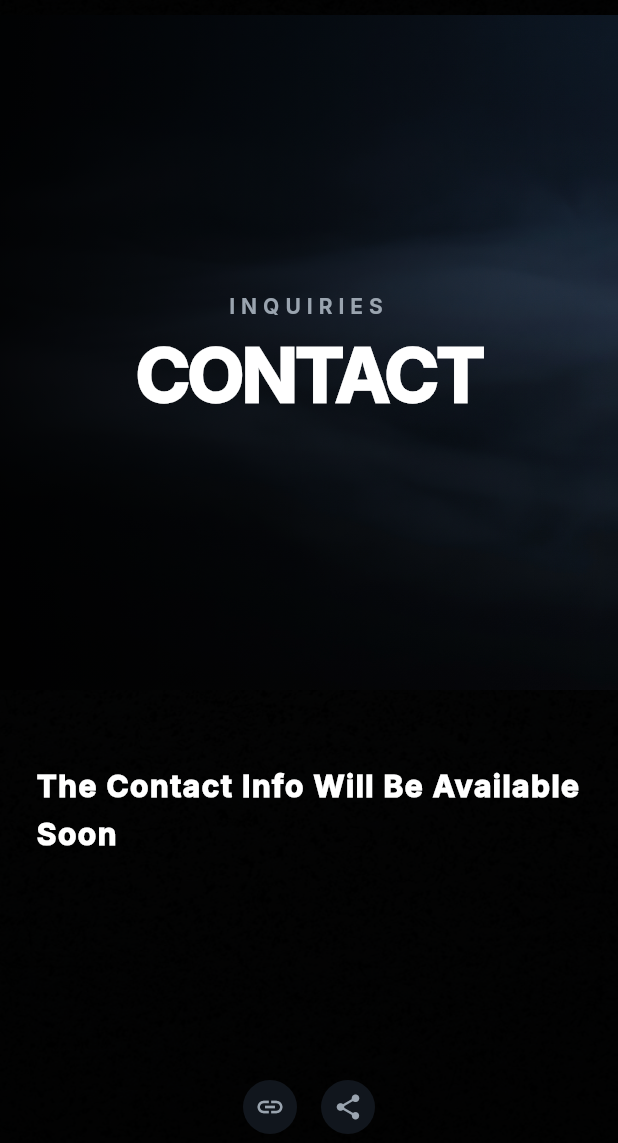
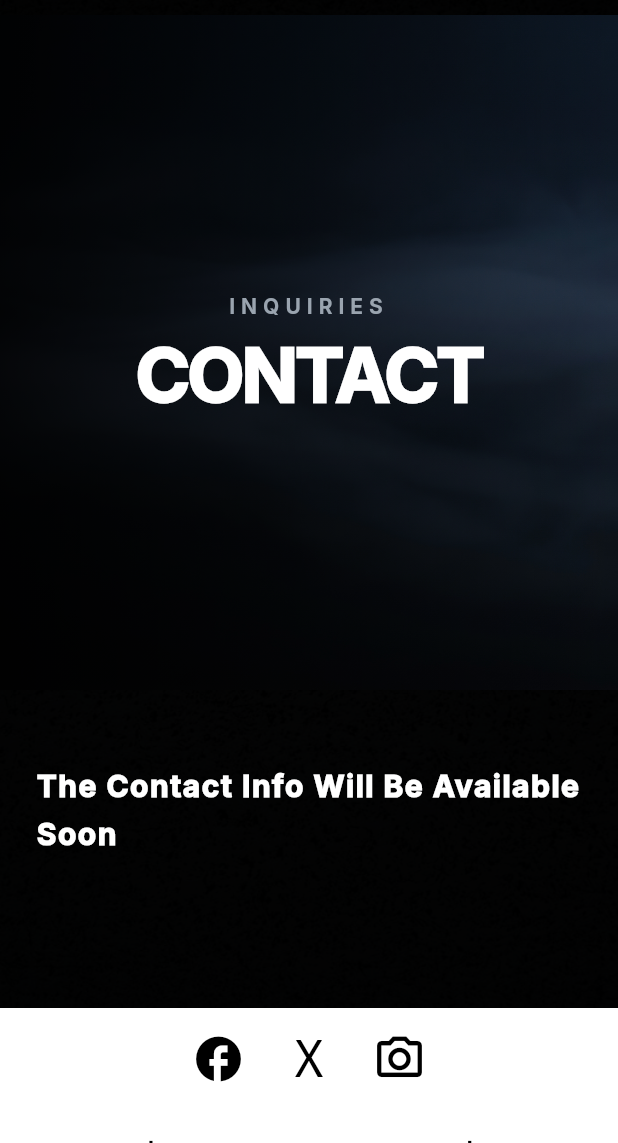
Before and after one commit to kirasimon565/blackmoon_web, a Flutter app: the ContactPage screen opened by its route, after a tap on the "menu" icon, after a tap on the "close" icon, on a phone screen of 412 x 824 dp, the part 93-1236 px from its top. Run offline on Flutter 3.47's test engine with Material 3 defaults, Android fonts, the phone set to English and light mode, and no system bars; our stand-ins replace go_router.

Commit message:
Update shared_footer.dart

```diff
--- a/lib/shared/widgets/shared_footer.dart
+++ b/lib/shared/widgets/shared_footer.dart
@@ -8,49 +8,101 @@ class SharedFooter extends StatelessWidget {
   Widget build(BuildContext context) {
     return SliverToBoxAdapter(
       child: Container(
-        padding: const EdgeInsets.symmetric(vertical: 48),
+        color: Colors.white, // This completes the illusion with the _FooterWave
+        padding: const EdgeInsets.only(top: 16, bottom: 64, left: 24, right: 24),
         child: Column(
           children: [
+            // Row 1: Big, bold social icons (Black on White)
             Row(
               mainAxisAlignment: MainAxisAlignment.center,
               children: [
-                // Minimal placeholder for social icons
-                _socialIcon(Icons.link),
-                const SizedBox(width: 16),
-                _socialIcon(Icons.share),
+                _socialIcon(Icons.facebook),
+                const SizedBox(width: 32),
+                _customTextIcon('X'), // Custom 'X' since it's not a standard Material Icon
+                const SizedBox(width: 32),
+                _socialIcon(Icons.camera_alt_outlined), // Closest native icon to Instagram
               ],
             ),
-            const SizedBox(height: 24),
+
+            const SizedBox(height: 32),
+
+            // Row 2: Pipeline separated links
             Wrap(
               alignment: WrapAlignment.center,
-              spacing: 24,
-              children: const [
-                Text('Terms', style: AppTextStyles.bodySecondary),
-                Text('Privacy', style: AppTextStyles.bodySecondary),
+              crossAxisAlignment: WrapCrossAlignment.center,
+              spacing: 8,
+              runSpacing: 12,
+              children: [
+                _footerLink('Home'),
+                _separator(),
+                _footerLink('Imprint & Privacy Policy'),
+                _separator(),
+                _footerLink('Press'),
               ],
             ),
-            const SizedBox(height: 24),
-            const Text(
-              '© BLACKMOON Studio',
-              style: AppTextStyles.bodySecondary,
-            ),
+
+            const SizedBox(height: 12),
+
+            // Row 3: Contact
+            _footerLink('Contact'),
           ],
         ),
       ),
     );
   }
 
+  // Large, high-contrast black icons
   Widget _socialIcon(IconData icon) {
-    return Container(
-      padding: const EdgeInsets.all(8),
-      decoration: BoxDecoration(
-        shape: BoxShape.circle,
-        color: const Color(0xFF11161D), // AppColors.backgroundSecondary
-      ),
+    return InkWell(
+      onTap: () {},
       child: Icon(
         icon,
-        color: const Color(0xFF9AA4AF), // AppColors.textSecondary
-        size: 20,
+        color: Colors.black,
+        size: 36,
+      ),
+    );
+  }
+
+  // Custom text widget to mimic the "X" logo
+  Widget _customTextIcon(String text) {
+    return InkWell(
+      onTap: () {},
+      child: Text(
+        text,
+        style: const TextStyle(
+          color: Colors.black,
+          fontSize: 34,
+          fontWeight: FontWeight.w300,
+          fontFamily: 'monospace', // Gives it that sharp, structural look
+          height: 1.0,
+        ),
+      ),
+    );
+  }
+
+  // Bold black links
+  Widget _footerLink(String text) {
+    return InkWell(
+      onTap: () {},
+      child: Text(
+        text,
+        style: AppTextStyles.body.copyWith(
+          color: Colors.black,
+          fontWeight: FontWeight.bold,
+          fontSize: 16,
+        ),
+      ),
+    );
+  }
+
+  // The pipeline separator
+  Widget _separator() {
+    return Text(
+      '|',
+      style: AppTextStyles.body.copyWith(
+        color: Colors.black,
+        fontWeight: FontWeight.bold,
+        fontSize: 16,
       ),
     );
   }
```
